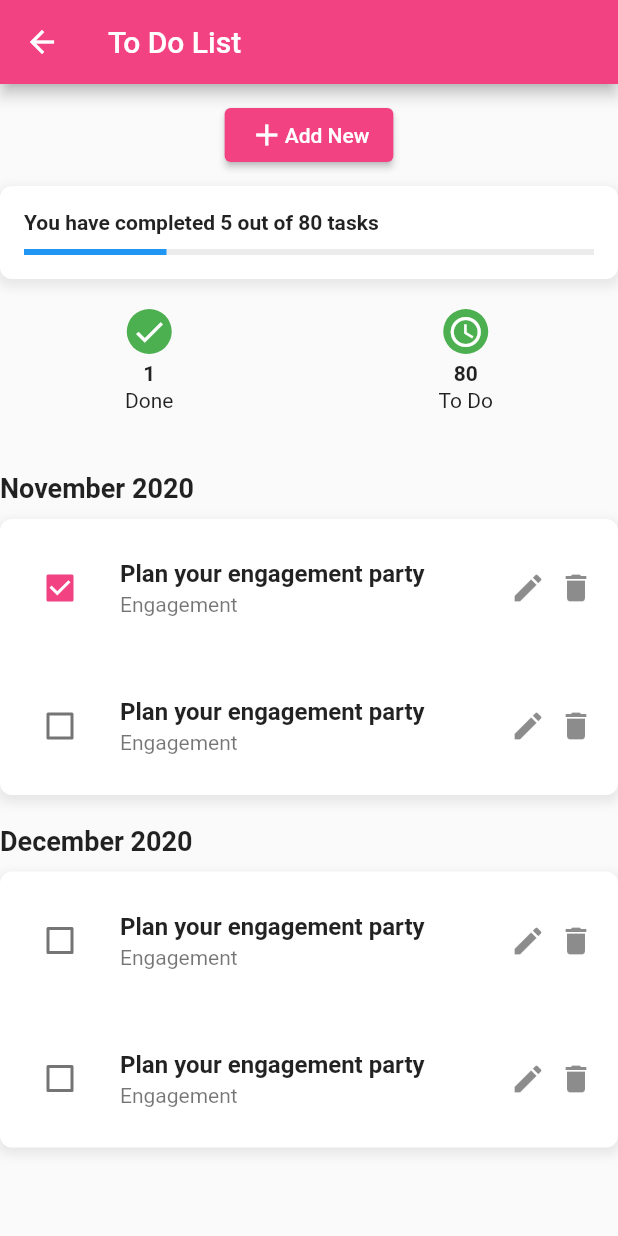
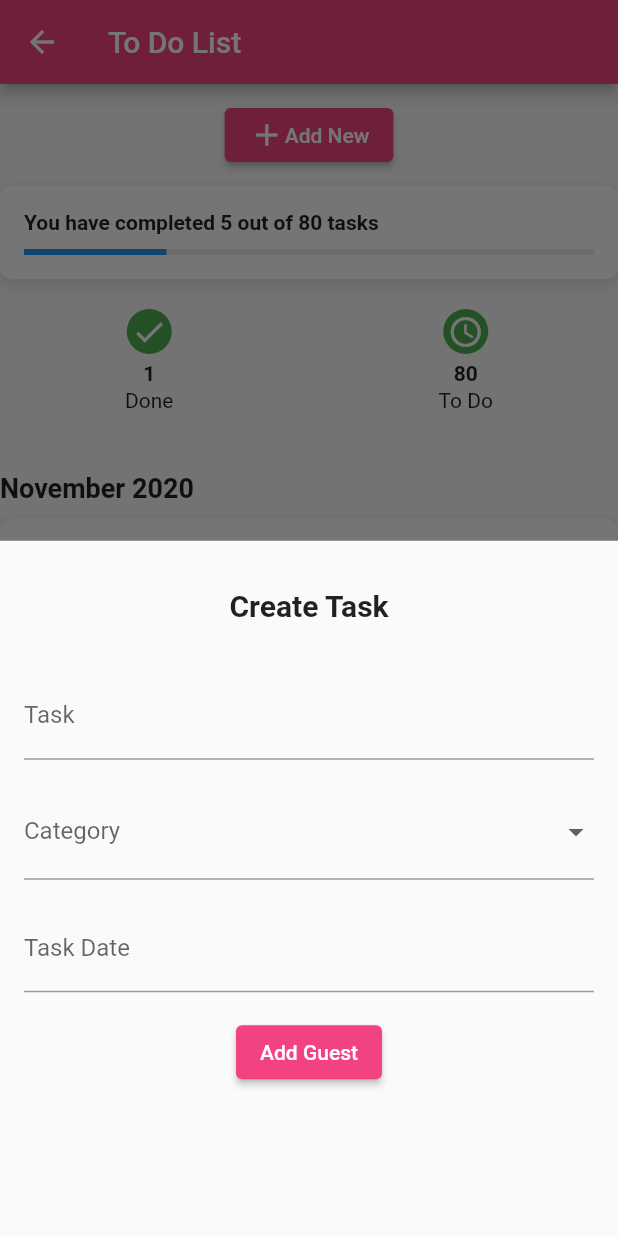
Before and after one commit to isurucentronixx/viwahaLk-mobile, a Flutter app: the CoupleDashboardToDoList screen opened by its route, after a tap on "Add New", on a phone screen of 412 x 824 dp. Run offline on Flutter 3.47's test engine with Material 2 defaults, Android fonts, the phone set to English and light mode, and no system bars; our stand-ins replace auto_route, carousel_slider, dio, dropdown_search, flutter_rating_bar, flutter_riverpod and 6 more; missing offline and left inert: awesome_select, flutter_facebook_auth; accounts and stored records are empty; network calls fail.

Commit message:
guest list

```diff
--- a/lib/routes/router.dart
+++ b/lib/routes/router.dart
@@ -28,5 +28,9 @@ class AppRouter extends $AppRouter {
         AutoRoute(
             page: CoupleDashboardToDoRoute.page,
             path: "/CoupleDashboardToDoPage"),
+
+        AutoRoute(
+            page: CoupleDashboardGuestListRoute.page,
+            path: "/CoupleDashboardGuestListRoute"),
       ];
 }
--- a/lib/screens/dashboard/checklist_view.dart
+++ b/lib/screens/dashboard/checklist_view.dart
@@ -14,32 +14,6 @@ class ToDoList extends StatelessWidget {
           child: Column(
             crossAxisAlignment: CrossAxisAlignment.stretch,
             children: [
-              // Padding(
-              //   padding: const EdgeInsets.symmetric(vertical: 10.0),
-              //   child: Row(
-              //     mainAxisAlignment: MainAxisAlignment.spaceBetween,
-              //     children: [
-              //       const Text(
-              //         'My To Do List',
-              //         style: TextStyle(
-              //           fontSize: 24.0,
-              //           fontWeight: FontWeight.bold,
-              //         ),
-              //       ),
-              //       ElevatedButton(
-              //         onPressed: () {
-              //           // Add New To Do action
-              //         },
-              //         child: const Row(
-              //           children: [
-              //             Icon(Icons.add),
-              //             SizedBox(width: 5.0),
-              //             Text('Add New'),
-              //           ],
-              //         ),
-              //       ),
-              //     ],
-              //   ),
               Padding(
                 padding: const EdgeInsets.symmetric(vertical: 10.0),
                 child: Row(
@@ -48,6 +22,86 @@ class ToDoList extends StatelessWidget {
                     ElevatedButton(
                       onPressed: () {
                         // Add New To Do action
+
+                        showModalBottomSheet(
+                          context: context,
+                          builder: (BuildContext context) {
+                            return Container(
+                              padding: const EdgeInsets.all(16.0),
+                              child: Column(
+                                crossAxisAlignment: CrossAxisAlignment.stretch,
+                                children: [
+                                  const Padding(
+                                    padding: EdgeInsets.all(16.0),
+                                    child: Column(
+                                      children: [
+                                        Text(
+                                          'Create Task',
+                                          style: TextStyle(
+                                            fontSize: 20,
+                                            fontWeight: FontWeight.bold,
+                                          ),
+                                        ),
+                                      ],
+                                    ),
+                                  ),
+                                  const SizedBox(height: 16.0),
+                                  Form(
+                                    child: Column(
+                                      children: [
+                                        TextFormField(
+                                          decoration: const InputDecoration(
+                                            labelText: 'Task',
+                                            hintText: 'Write task here',
+                                          ),
+                                        ),
+                                        const SizedBox(height: 16.0),
+                                        DropdownButtonFormField<String>(
+                                          decoration: const InputDecoration(
+                                            labelText: 'Category',
+                                          ),
+                                          items: const [
+                                            DropdownMenuItem(
+                                              value: 'Engagement',
+                                              child: Text('Engagement'),
+                                            ),
+                                            DropdownMenuItem(
+                                              value: 'Wedding',
+                                              child: Text('Wedding'),
+                                            ),
+                                            DropdownMenuItem(
+                                              value: 'After party',
+                                              child: Text('After party'),
+                                            ),
+                                            DropdownMenuItem(
+                                              value: 'Homecoming',
+                                              child: Text('Homecoming'),
+                                            ),
+                                          ],
+                                          onChanged: (String? value) {},
+                                        ),
+                                        const SizedBox(height: 16.0),
+                                        TextFormField(
+                                          decoration: const InputDecoration(
+                                            labelText: 'Task Date',
+                                            hintText: 'Task Date',
+                                          ),
+                                        ),
+                                        const SizedBox(height: 16.0),
+                                        ElevatedButton(
+                                          onPressed: () {
+                                            // Add to-do task action
+                                          },
+                                          child: const Text('Add Guest'),
+                                        ),
+                                      ],
+                                    ),
+                                  ),
+                                ],
+                              ),
+                            );
+                          },
+                        );
                       },
                       child: const Row(
                         children: [
```
Also changed, not shown: lib/models/dashboard/guest_list/counter_item.dart (added, +50 -0 lines), lib/models/dashboard/guest_list/guest_list_widgets.dart (added, +57 -0 lines), lib/models/menu_item.dart (+8 -0 lines), lib/screens/dashboard/guest_list.dart (added, +25 -0 lines), lib/screens/dashboard/guest_list_view.dart (added, +255 -0 lines), lib/routes/router.gr.dart.
